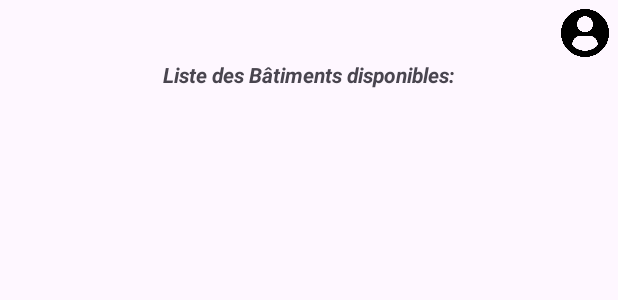
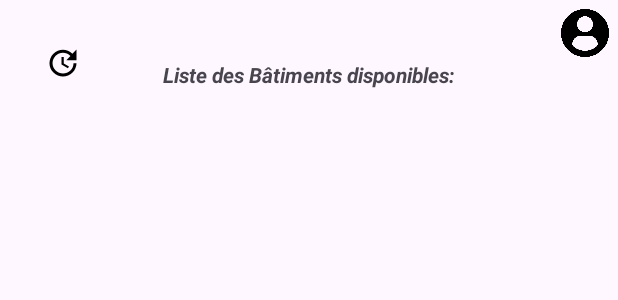
Before and after one commit to Clwrnd/INSA_Radar, an Android app: the layout activity_main.xml on its own in the app's theme, with its tools: preview values and no code run, on a phone screen of 412 x 824 dp. Shown: the top 300 px of the screen. Run offline under Robolectric (Android 15) with nearby library versions, the phone set to English and light mode, and no system bars.

Commit message:
Fin refresh dataFiles. -> Fin partie mininimal Last Step: Review the entire code

```diff
--- /dev/null
+++ b/app/src/main/res/drawable/refresh.xml
@@ -0,0 +1,5 @@
+<vector android:height="24dp" android:tint="#000000"
+    android:viewportHeight="24" android:viewportWidth="24"
+    android:width="24dp" xmlns:android="http://schemas.android.com/apk/res/android">
+    <path android:fillColor="@android:color/white" android:pathData="M21,10.12h-6.78l2.74,-2.82c-2.73,-2.7 -7.15,-2.8 -9.88,-0.1c-2.73,2.71 -2.73,7.08 0,9.79s7.15,2.71 9.88,0C18.32,15.65 19,14.08 19,12.1h2c0,1.98 -0.88,4.55 -2.64,6.29c-3.51,3.48 -9.21,3.48 -12.72,0c-3.5,-3.47 -3.53,-9.11 -0.02,-12.58s9.14,-3.47 12.65,0L21,3V10.12zM12.5,8v4.25l3.5,2.08l-0.72,1.21L11,13V8H12.5z"/>
+</vector>
--- a/app/src/main/res/layout/activity_main.xml
+++ b/app/src/main/res/layout/activity_main.xml
@@ -51,6 +51,20 @@
         app:layout_constraintTop_toTopOf="parent"
         app:layout_constraintLeft_toLeftOf="parent" />
 
+    <ImageButton
+        android:id="@+id/refreshBut"
+        android:layout_width="wrap_content"
+        android:layout_height="wrap_content"
+        app:srcCompat="@drawable/refresh"
+        tools:layout_editor_absoluteX="7dp"
+        tools:layout_editor_absoluteY="38dp"
+        app:layout_constraintTop_toTopOf="@+id/lastStamp"
+        app:layout_constraintLeft_toLeftOf="parent"
+        android:layout_marginTop="20dp"
+        android:layout_marginLeft="30dp"
+        android:background="@android:color/transparent"
+        />
+        />
 
 
 </androidx.constraintlayout.widget.ConstraintLayout>
```
Also changed, not shown: app/src/main/java/fr/insa/insaradar/EdtAnalyse/EdtAnalyse.java (+46 -0 lines), app/src/main/java/fr/insa/insaradar/MainActivity.java (+64 -1 lines).
